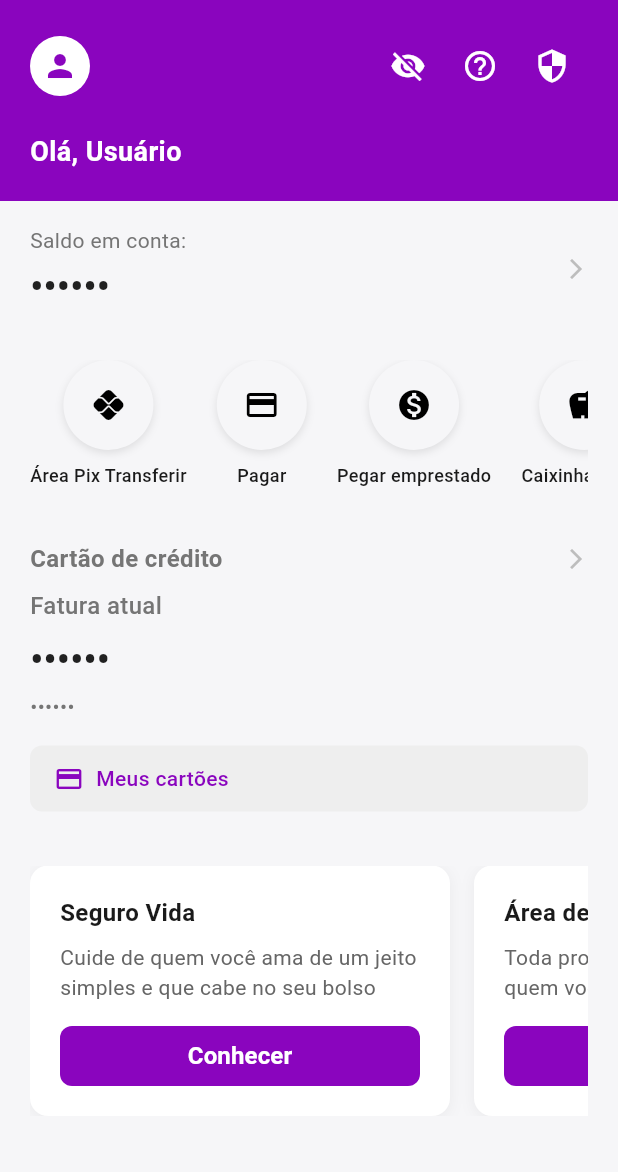
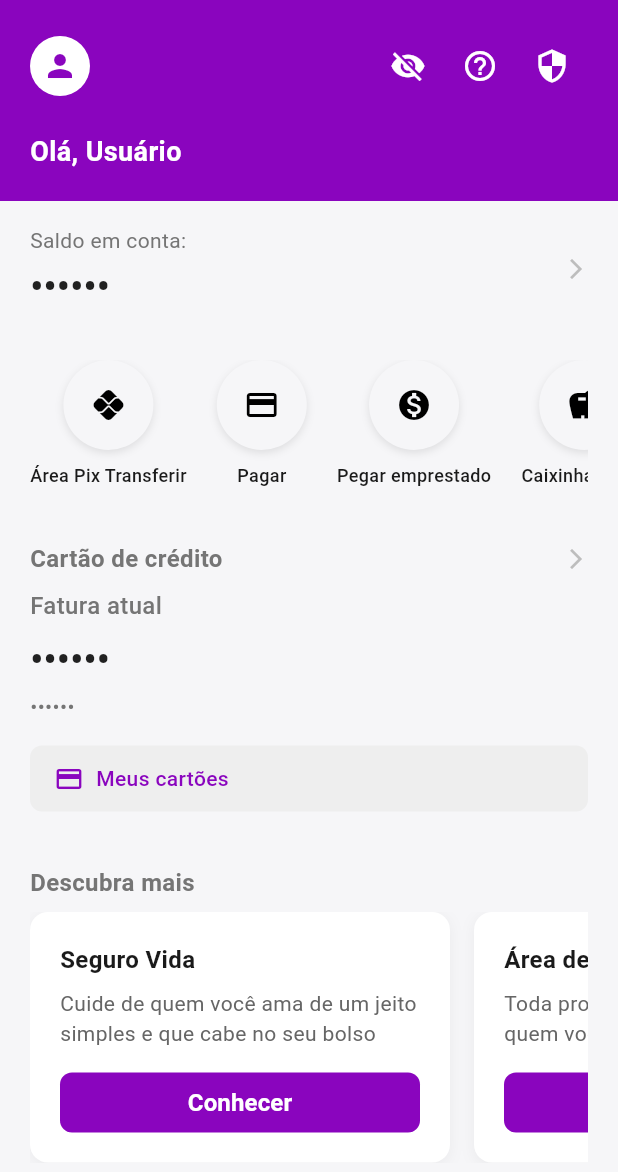
Before and after one commit to marcokovaleski/nubank-like, a Flutter app: the HomeScreen screen opened by its route, after a tap on the "visibility" icon, on a phone screen of 412 x 824 dp. Shown: the top 1172 px of the screen. Run offline on Flutter 3.47's test engine with Material 3 defaults, Android fonts, the phone set to English and light mode, and no system bars; our stand-ins replace flutter_svg.

Commit message:
fix: Todos os avisos foram removidos, e linhas que não estavam sendo utilizadas foram removidas

```diff
--- a/lib/main.dart
+++ b/lib/main.dart
@@ -19,6 +19,8 @@
 /// - Sistema de navegação entre telas
 /// - Configurações globais do MaterialApp
 class NubankApp extends StatelessWidget {
+  const NubankApp({super.key});
+
   // Nome da aplicação
   static const String appTitle = 'Nubank Clone';
 
--- a/lib/screens/home_screen.dart
+++ b/lib/screens/home_screen.dart
@@ -12,27 +12,15 @@ import '../widgets/action_item.dart';
 /// - Seção de cartão de crédito
 /// - Cards de descoberta
 class HomeScreen extends StatefulWidget {
+  const HomeScreen({super.key});
+
   @override
-  _HomeScreenState createState() => _HomeScreenState();
+  HomeScreenState createState() => HomeScreenState();
 }
 
-class _HomeScreenState extends State<HomeScreen> {
-  // Nome do usuário (pode ser passado como argumento)
-  String _userName = 'Usuário';
-
+class HomeScreenState extends State<HomeScreen> {
   // Controla se o saldo está visível ou oculto
   bool _isBalanceVisible = true;
-
-  @override
-  void didChangeDependencies() {
-    super.didChangeDependencies();
-    // Captura o nome do usuário se foi passado como argumento
-    final args =
-        ModalRoute.of(context)?.settings.arguments as Map<String, dynamic>?;
-    if (args != null && args.containsKey('name')) {
-      _userName = args['name'] as String;
-    }
-  }
 
   @override
   Widget build(BuildContext context) {
@@ -106,7 +94,7 @@ class _HomeScreenState extends State<HomeScreen> {
 
           // Saudação
           Text(
-            'Olá, $_userName',
+            'Olá, Usuário',
             style: AppTextStyles.titleSmall.copyWith(color: Colors.white),
           ),
         ],
@@ -275,7 +263,19 @@ class _HomeScreenState extends State<HomeScreen> {
         horizontal: AppConstants.defaultPadding,
         vertical: 16,
       ),
-      child: SingleChildScrollView(
+      child: Column(
+        crossAxisAlignment: CrossAxisAlignment.start,
+        children: [
+          Text(
+            'Descubra mais',
+            style: TextStyle(
+              fontSize: 16,
+              fontWeight: FontWeight.bold,
+              color: Colors.grey[600],
+            ),
+          ),
+          SizedBox(height: 8),
+          SingleChildScrollView(
             scrollDirection: Axis.horizontal,
             child: Row(
               children: [
@@ -295,6 +295,8 @@ class _HomeScreenState extends State<HomeScreen> {
               ],
             ),
           ),
+        ],
+      ),
     );
   }
 }
--- a/lib/screens/splash_screen.dart
+++ b/lib/screens/splash_screen.dart
@@ -9,11 +9,13 @@ import '../utils/constants.dart';
 /// por alguns segundos antes de navegar para a tela de login.
 /// É a primeira impressão que o usuário tem do aplicativo.
 class SplashScreen extends StatefulWidget {
+  const SplashScreen({super.key});
+
   @override
-  _SplashScreenState createState() => _SplashScreenState();
+  SplashScreenState createState() => SplashScreenState();
 }
 
-class _SplashScreenState extends State<SplashScreen> {
+class SplashScreenState extends State<SplashScreen> {
   @override
   void initState() {
     super.initState();
--- a/lib/widgets/action_item.dart
+++ b/lib/widgets/action_item.dart
@@ -10,7 +10,12 @@ class ActionItem extends StatelessWidget {
   final String label;
   final VoidCallback? onTap;
 
-  const ActionItem({required this.icon, required this.label, this.onTap});
+  const ActionItem({
+    super.key,
+    required this.icon,
+    required this.label,
+    this.onTap,
+  });
 
   @override
   Widget build(BuildContext context) {
@@ -27,7 +32,7 @@ class ActionItem extends StatelessWidget {
               shape: BoxShape.circle,
               boxShadow: [
                 BoxShadow(
-                  color: Colors.black.withOpacity(0.1),
+                  color: Colors.black.withValues(alpha: 0.1),
                   blurRadius: 4,
                   offset: Offset(0, 2),
                 ),
@@ -59,6 +64,7 @@ class DiscoveryCard extends StatelessWidget {
   final VoidCallback? onTap;
 
   const DiscoveryCard({
+    super.key,
     required this.title,
     required this.subtitle,
     this.onTap,
@@ -74,7 +80,7 @@ class DiscoveryCard extends StatelessWidget {
         borderRadius: BorderRadius.circular(AppConstants.cardRadius),
         boxShadow: [
           BoxShadow(
-            color: Colors.black.withOpacity(0.05),
+            color: Colors.black.withValues(alpha: 0.05),
             blurRadius: 8,
             offset: Offset(0, 2),
           ),
```
Also changed, not shown: lib/screens/login_screen.dart (+9 -39 lines), 1 other file. Lines whose indentation alone changed are shown as unchanged.
